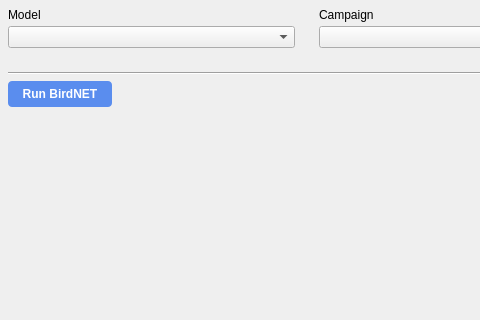
Old version of the form src/pam_analyzer/ui/panels/birdnet_panel.ui in the repository kenwer/pam-analyzer; both pictures show x 0 to 480 and y 0 to 320 of the 900 by 700 pixel window.
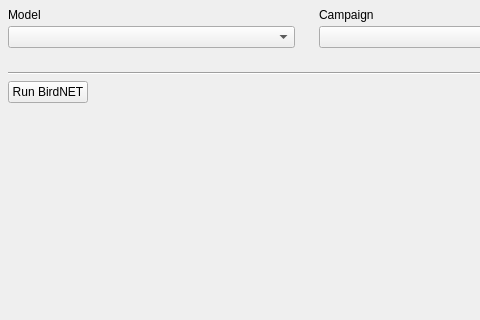
New version of the form. Custom widgets are drawn as their Qt base class.

Commit message: Keep the Run and SD import buttons in step with their task and Stop usable throughout a run

The edit to the form file:
```diff
--- a/src/pam_analyzer/ui/panels/birdnet_panel.ui
+++ b/src/pam_analyzer/ui/panels/birdnet_panel.ui
@@ -115,29 +115,10 @@
       <number>12</number>
      </property>
      <item>
-      <widget class="QPushButton" name="run_button">
-       <property name="styleSheet">
-        <string notr="true">QPushButton {
-  background-color: #5a8dee;
-  color: white;
-  border: none;
-  border-radius: 4px;
-  padding: 6px 14px;
-  font-weight: 600;
-}
-QPushButton:hover { background-color: #4a7dd0; }
-QPushButton:pressed { background-color: #3d6cb8; }
-QPushButton:checked { background-color: #e53935; }
-QPushButton:checked:hover { background-color: #d32f2f; }
-QPushButton:checked:pressed { background-color: #c62828; }
-QPushButton:disabled { background-color: palette(button); color: palette(placeholder-text); }</string>
-       </property>
+      <widget class="StateButton" name="run_button">
        <property name="text">
         <string>Run BirdNET</string>
        </property>
-       <property name="checkable">
-        <bool>true</bool>
-       </property>
       </widget>
      </item>
      <item>
@@ -239,6 +220,13 @@
    </item>
   </layout>
  </widget>
+ <customwidgets>
+  <customwidget>
+   <class>StateButton</class>
+   <extends>QPushButton</extends>
+   <header>pam_analyzer.widgets.state_button</header>
+  </customwidget>
+ </customwidgets>
  <resources/>
  <connections/>
 </ui>
```
The commit also changes 6 other files.
